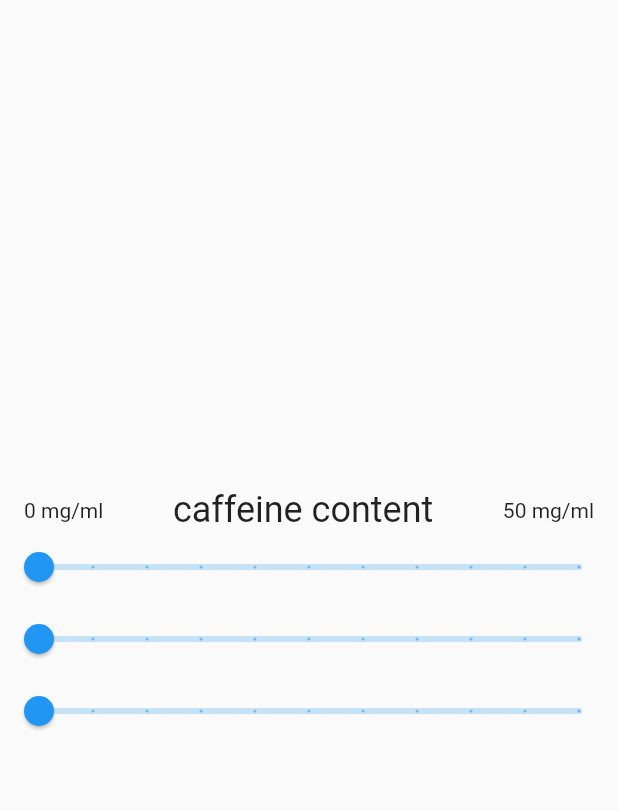
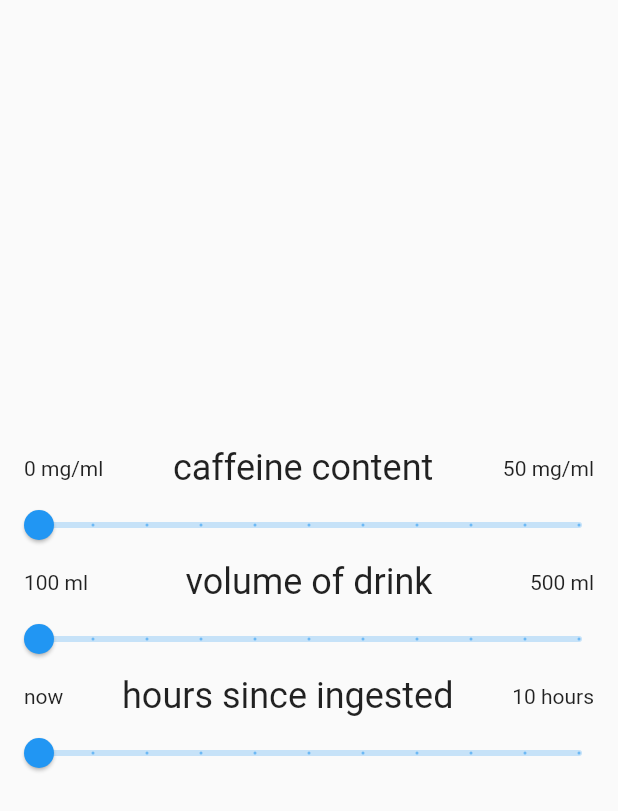
Before and after one commit to rikardro/HarmonyHub, a Flutter app: the CustomAddSliders widget shown alone on an empty page, opened directly, on a phone screen of 412 x 824 dp. Shown: the top 811 px of the screen. Run offline on Flutter 3.47's test engine with Material 2 defaults, Android fonts, the phone set to English and light mode, and no system bars; our stand-ins replace bloc, cloud_firestore, equatable, firebase_auth, firebase_core, flutter_bloc and 1 more; accounts and stored records are empty.

Commit message:
all custom slides are done

```diff
--- a/healthapp/lib/caffeine_detailed_view.dart
+++ b/healthapp/lib/caffeine_detailed_view.dart
@@ -284,7 +284,7 @@ class CustomAddSliders extends StatefulWidget {
 
 class _CustomAddSlidersState extends State<CustomAddSliders> {
   double _sliderValue1 = 0;
-  double _sliderValue2 = 0;
+  double _sliderValue2 = 100;
   double _sliderValue3 = 0;
 
   @override
@@ -326,7 +326,31 @@ class _CustomAddSlidersState extends State<CustomAddSliders> {
           min: 0,
           max: 50,
           divisions: 10,
-          label: '$_sliderValue1',
+          label: '$_sliderValue1 mg/ml',
+        ),
+        Row(
+          mainAxisAlignment: MainAxisAlignment.spaceBetween,
+          children: [
+            //mainAxisAlignment: MainAxisAlignment.spaceBetween,
+            Container(
+              margin: const EdgeInsets.only(left: 16.0),
+              child: const Text(
+                '100 ml',
+                style: TextStyle(fontSize: 14.0),
+              ),
+            ),
+            const Text(
+              'volume of drink',
+              style: TextStyle(fontSize: 24.0),
+            ),
+            Container(
+              margin: const EdgeInsets.only(right: 16.0),
+              child: const Text(
+                '500 ml',
+                style: TextStyle(fontSize: 14.0),
+              ),
+            ),
+          ],
         ),
         Slider(
           value: _sliderValue2,
@@ -335,10 +359,34 @@ class _CustomAddSlidersState extends State<CustomAddSliders> {
               _sliderValue2 = newValue;
             });
           },
-          min: 0,
-          max: 100,
+          min: 100,
+          max: 500,
           divisions: 10,
-          label: '$_sliderValue2',
+          label: '$_sliderValue2 ml',
+        ),
+        Row(
+          mainAxisAlignment: MainAxisAlignment.spaceBetween,
+          children: [
+            //mainAxisAlignment: MainAxisAlignment.spaceBetween,
+            Container(
+              margin: const EdgeInsets.only(left: 16.0),
+              child: const Text(
+                'now',
+                style: TextStyle(fontSize: 14.0),
+              ),
+            ),
+            const Text(
+              'hours since ingested',
+              style: TextStyle(fontSize: 24.0),
+            ),
+            Container(
+              margin: const EdgeInsets.only(right: 16.0),
+              child: const Text(
+                '10 hours',
+                style: TextStyle(fontSize: 14.0),
+              ),
+            ),
+          ],
         ),
         Slider(
           value: _sliderValue3,
@@ -348,9 +396,9 @@ class _CustomAddSlidersState extends State<CustomAddSliders> {
             });
           },
           min: 0,
-          max: 100,
+          max: 10,
           divisions: 10,
-          label: '$_sliderValue3',
+          label: '$_sliderValue3 hour(s)',
         ),
       ],
     );
```
